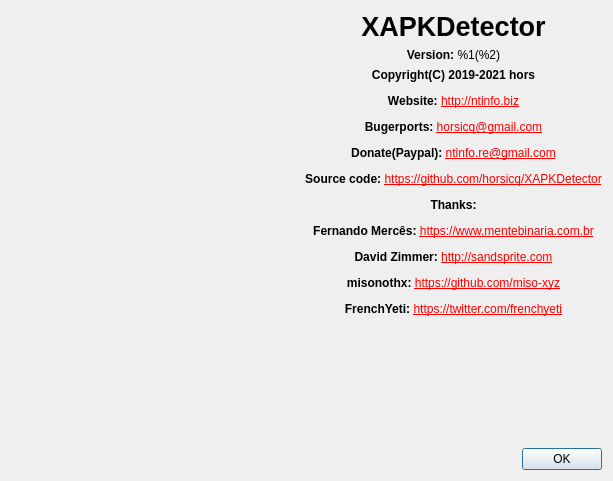
Above: gui_source/dialogabout.ui from horsicq/XAPKDetector before the change. Below: the same form after it.
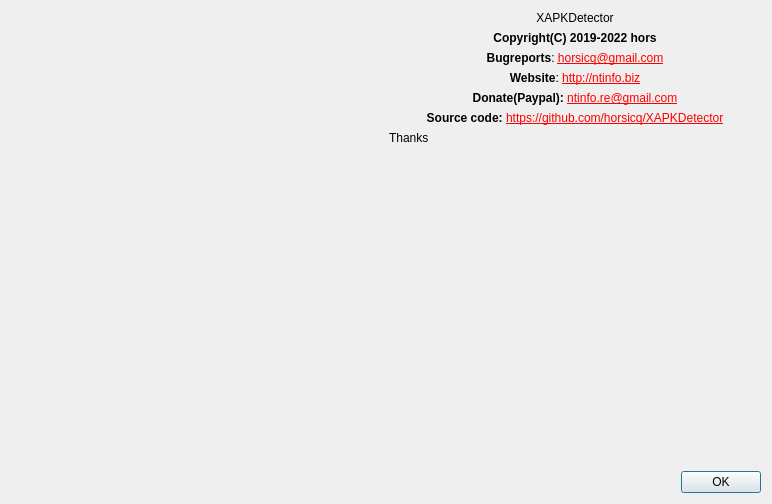
That is the form after the change. Icons and pictures are not drawn.

The edit to the form file:
```diff
--- a/gui_source/dialogabout.ui
+++ b/gui_source/dialogabout.ui
@@ -9,10 +9,16 @@
    <rect>
     <x>0</x>
     <y>0</y>
-    <width>613</width>
-    <height>481</height>
+    <width>772</width>
+    <height>504</height>
    </rect>
   </property>
+  <property name="sizePolicy">
+   <sizepolicy hsizetype="Expanding" vsizetype="Expanding">
+    <horstretch>0</horstretch>
+    <verstretch>0</verstretch>
+   </sizepolicy>
+  </property>
   <property name="windowTitle">
    <string>About</string>
   </property>
@@ -24,6 +30,12 @@
     <layout class="QHBoxLayout" name="horizontalLayout_2">
      <item>
       <widget class="QLabel" name="labelLogo">
+       <property name="sizePolicy">
+        <sizepolicy hsizetype="Preferred" vsizetype="Preferred">
+         <horstretch>0</horstretch>
+         <verstretch>0</verstretch>
+        </sizepolicy>
+       </property>
        <property name="frameShape">
         <enum>QFrame::NoFrame</enum>
        </property>
@@ -43,38 +55,86 @@
      </item>
      <item>
       <layout class="QVBoxLayout" name="verticalLayout">
-       <item>
-        <widget class="QLabel" name="labelName">
-         <property name="font">
-          <font>
-           <pointsize>20</pointsize>
-           <weight>75</weight>
-           <bold>true</bold>
-          </font>
-         </property>
-         <property name="text">
-          <string notr="true">XAPKDetector</string>
-         </property>
-         <property name="alignment">
-          <set>Qt::AlignCenter</set>
-         </property>
-        </widget>
-       </item>
        <item>
         <widget class="QLabel" name="labelVersion">
          <property name="text">
-          <string notr="true">&lt;html&gt;&lt;head/&gt;&lt;body&gt;&lt;p align=&quot;center&quot;&gt;&lt;span style=&quot; font-weight:600;&quot;&gt;Version:&lt;/span&gt; %1(%2)&lt;/p&gt;&lt;/body&gt;&lt;/html&gt;</string>
+          <string notr="true">XAPKDetector</string>
+         </property>
+         <property name="alignment">
+          <set>Qt::AlignCenter</set>
+         </property>
+        </widget>
+       </item>
+       <item>
+        <widget class="QLabel" name="labelCopyright">
+         <property name="text">
+          <string notr="true">&lt;html&gt;&lt;head/&gt;&lt;body&gt;&lt;p&gt;&lt;span style=&quot; font-weight:700;&quot;&gt;Copyright(C) 2019-2022 hors&lt;/span&gt;&lt;/p&gt;&lt;/body&gt;&lt;/html&gt;</string>
+         </property>
+         <property name="alignment">
+          <set>Qt::AlignCenter</set>
+         </property>
+        </widget>
+       </item>
+       <item>
+        <widget class="QLabel" name="labelBugreports">
+         <property name="text">
+          <string notr="true">&lt;html&gt;&lt;head/&gt;&lt;body&gt;&lt;p&gt;&lt;span style=&quot; font-weight:600;&quot;&gt;Bugreports&lt;/span&gt;: &lt;a href=&quot;mailto:horsicq@gmail.com&quot;&gt;&lt;span style=&quot; text-decoration: underline; color:#ff0000;&quot;&gt;horsicq@gmail.com&lt;/span&gt;&lt;/a&gt;&lt;/p&gt;&lt;/body&gt;&lt;/html&gt;</string>
+         </property>
+         <property name="alignment">
+          <set>Qt::AlignCenter</set>
+         </property>
+         <property name="openExternalLinks">
+          <bool>true</bool>
+         </property>
+        </widget>
+       </item>
+       <item>
+        <widget class="QLabel" name="labelWebsite">
+         <property name="text">
+          <string notr="true">&lt;html&gt;&lt;head/&gt;&lt;body&gt;&lt;p&gt;&lt;span style=&quot; font-weight:600;&quot;&gt;Website&lt;/span&gt;: &lt;a href=&quot;http://ntinfo.biz&quot;&gt;&lt;span style=&quot; text-decoration: underline; color:#ff0000;&quot;&gt;http://ntinfo.biz&lt;/span&gt;&lt;/a&gt;&lt;/p&gt;&lt;/body&gt;&lt;/html&gt;</string>
+         </property>
+         <property name="alignment">
+          <set>Qt::AlignCenter</set>
+         </property>
+         <property name="openExternalLinks">
+          <bool>true</bool>
+         </property>
+        </widget>
+       </item>
+       <item>
+        <widget class="QLabel" name="labelDonate">
+         <property name="text">
+          <string notr="true">&lt;html&gt;&lt;head/&gt;&lt;body&gt;&lt;p&gt;&lt;span style=&quot; font-weight:600;&quot;&gt;Donate(Paypal): &lt;/span&gt;&lt;a href=&quot;mailto:ntinfo.re@gmail.com&quot;&gt;&lt;span style=&quot; text-decoration: underline; color:#ff0000;&quot;&gt;ntinfo.re@gmail.com&lt;/span&gt;&lt;/a&gt;&lt;/p&gt;&lt;/body&gt;&lt;/html&gt;</string>
+         </property>
+         <property name="alignment">
+          <set>Qt::AlignCenter</set>
+         </property>
+         <property name="openExternalLinks">
+          <bool>true</bool>
+         </property>
+        </widget>
+       </item>
+       <item>
+        <widget class="QLabel" name="labelSourceCode">
+         <property name="text">
+          <string notr="true">&lt;html&gt;&lt;head/&gt;&lt;body&gt;&lt;p&gt;&lt;span style=&quot; font-weight:600;&quot;&gt;Source code: &lt;/span&gt;&lt;a href=&quot;https://github.com/horsicq/XAPKDetector&quot;&gt;&lt;span style=&quot; text-decoration: underline; color:#ff0000;&quot;&gt;https://github.com/horsicq/XAPKDetector&lt;/span&gt;&lt;/a&gt;&lt;/p&gt;&lt;/body&gt;&lt;/html&gt;</string>
+         </property>
+         <property name="alignment">
+          <set>Qt::AlignCenter</set>
+         </property>
+         <property name="openExternalLinks">
+          <bool>true</bool>
+         </property>
+        </widget>
+       </item>
+       <item>
+        <widget class="QLabel" name="labelThanks">
+         <property name="text">
+          <string notr="true">Thanks</string>
          </property>
          <property name="textFormat">
           <enum>Qt::AutoText</enum>
          </property>
-        </widget>
-       </item>
-       <item>
-        <widget class="QLabel" name="labelInfo">
-         <property name="text">
-          <string notr="true">&lt;html&gt;&lt;head/&gt;&lt;body&gt;&lt;p align=&quot;center&quot;&gt;&lt;span style=&quot; font-weight:600;&quot;&gt;Copyright(C) 2019-2021 hors&lt;/span&gt;&lt;/p&gt;&lt;p align=&quot;center&quot;&gt;&lt;span style=&quot; font-weight:600;&quot;&gt;Website: &lt;/span&gt;&lt;a href=&quot;http://ntinfo.biz&quot;&gt;&lt;span style=&quot; text-decoration: underline; color:#ff0000;&quot;&gt;http://ntinfo.biz&lt;/span&gt;&lt;/a&gt;&lt;/p&gt;&lt;p align=&quot;center&quot;&gt;&lt;span style=&quot; font-weight:600;&quot;&gt;Bugerports: &lt;/span&gt;&lt;a href=&quot;mailto:horsicq@gmail.com&quot;&gt;&lt;span style=&quot; text-decoration: underline; color:#ff0000;&quot;&gt;horsicq@gmail.com&lt;/span&gt;&lt;/a&gt;&lt;/p&gt;&lt;p align=&quot;center&quot;&gt;&lt;span style=&quot; font-weight:600;&quot;&gt;Donate(Paypal): &lt;/span&gt;&lt;a href=&quot;mailto:ntinfo.re@gmail.com&quot;&gt;&lt;span style=&quot; text-decoration: underline; color:#ff0000;&quot;&gt;ntinfo.re@gmail.com&lt;/span&gt;&lt;/a&gt;&lt;/p&gt;&lt;p align=&quot;center&quot;&gt;&lt;span style=&quot; font-weight:600;&quot;&gt;Source code: &lt;/span&gt;&lt;a href=&quot;https://github.com/horsicq/XAPKDetector&quot;&gt;&lt;span style=&quot; text-decoration: underline; color:#ff0000;&quot;&gt;https://github.com/horsicq/XAPKDetector&lt;/span&gt;&lt;/a&gt;&lt;/p&gt;&lt;p align=&quot;center&quot;&gt;&lt;span style=&quot; font-weight:600;&quot;&gt;Thanks:&lt;/span&gt;&lt;/p&gt;&lt;p align=&quot;center&quot;&gt;&lt;span style=&quot; font-weight:600;&quot;&gt;Fernando Mercês: &lt;/span&gt;&lt;a href=&quot;https://www.mentebinaria.com.br/&quot;&gt;&lt;span style=&quot; text-decoration: underline; color:#ff0000;&quot;&gt;https://www.mentebinaria.com.br&lt;/span&gt;&lt;/a&gt;&lt;/p&gt;&lt;p align=&quot;center&quot;&gt;&lt;span style=&quot; font-weight:600;&quot;&gt;David Zimmer: &lt;/span&gt;&lt;a href=&quot;http://sandsprite.com/&quot;&gt;&lt;span style=&quot; text-decoration: underline; color:#ff0000;&quot;&gt;http://sandsprite.com&lt;/span&gt;&lt;/a&gt;&lt;/p&gt;&lt;p align=&quot;center&quot;&gt;&lt;span style=&quot; font-weight:600;&quot;&gt;misonothx: &lt;/span&gt;&lt;a href=&quot;https://github.com/miso-xyz&quot;&gt;&lt;span style=&quot; text-decoration: underline; color:#ff0000;&quot;&gt;https://github.com/miso-xyz&lt;/span&gt;&lt;/a&gt;&lt;/p&gt;&lt;p align=&quot;center&quot;&gt;&lt;span style=&quot; font-weight:600;&quot;&gt;FrenchYeti: &lt;/span&gt;&lt;a href=&quot;https://twitter.com/frenchyeti&quot;&gt;&lt;span style=&quot; text-decoration: underline; color:#ff0000;&quot;&gt;https://twitter.com/frenchyeti&lt;/span&gt;&lt;/a&gt;&lt;/p&gt;&lt;/body&gt;&lt;/html&gt;</string>
-         </property>
          <property name="openExternalLinks">
           <bool>true</bool>
          </property>
@@ -97,19 +157,6 @@
      </item>
     </layout>
    </item>
-   <item>
-    <spacer name="verticalSpacer_2">
-     <property name="orientation">
-      <enum>Qt::Vertical</enum>
-     </property>
-     <property name="sizeHint" stdset="0">
-      <size>
-       <width>20</width>
-       <height>40</height>
-      </size>
-     </property>
-    </spacer>
-   </item>
    <item>
     <layout class="QHBoxLayout" name="horizontalLayout">
      <item>
```
